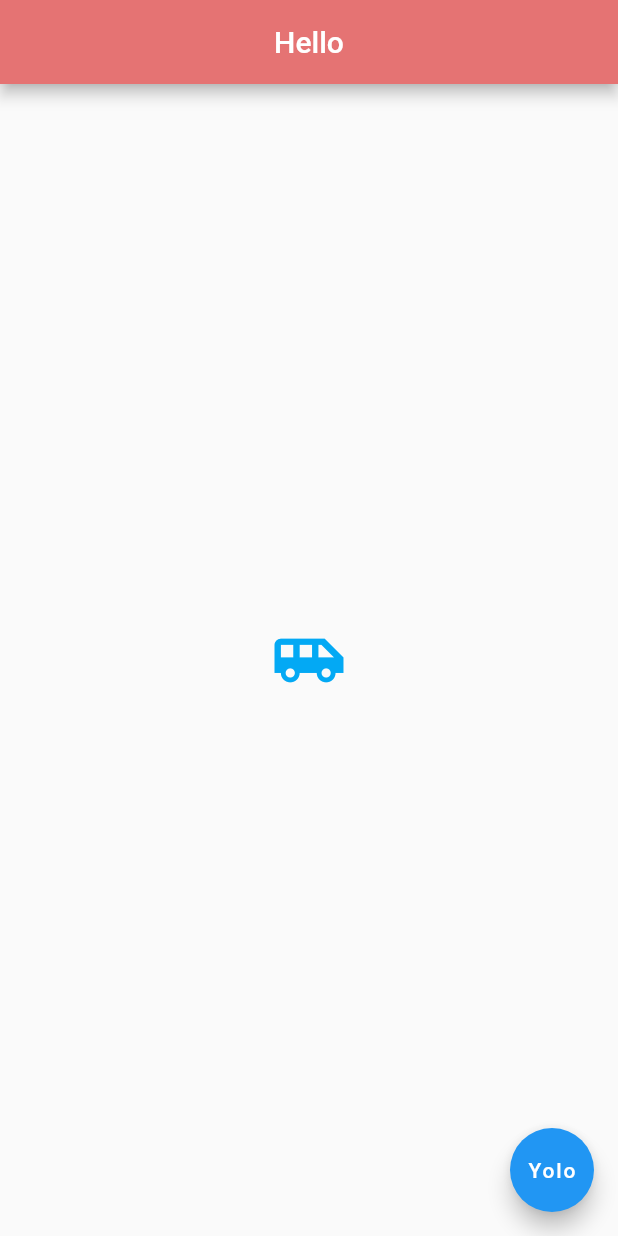
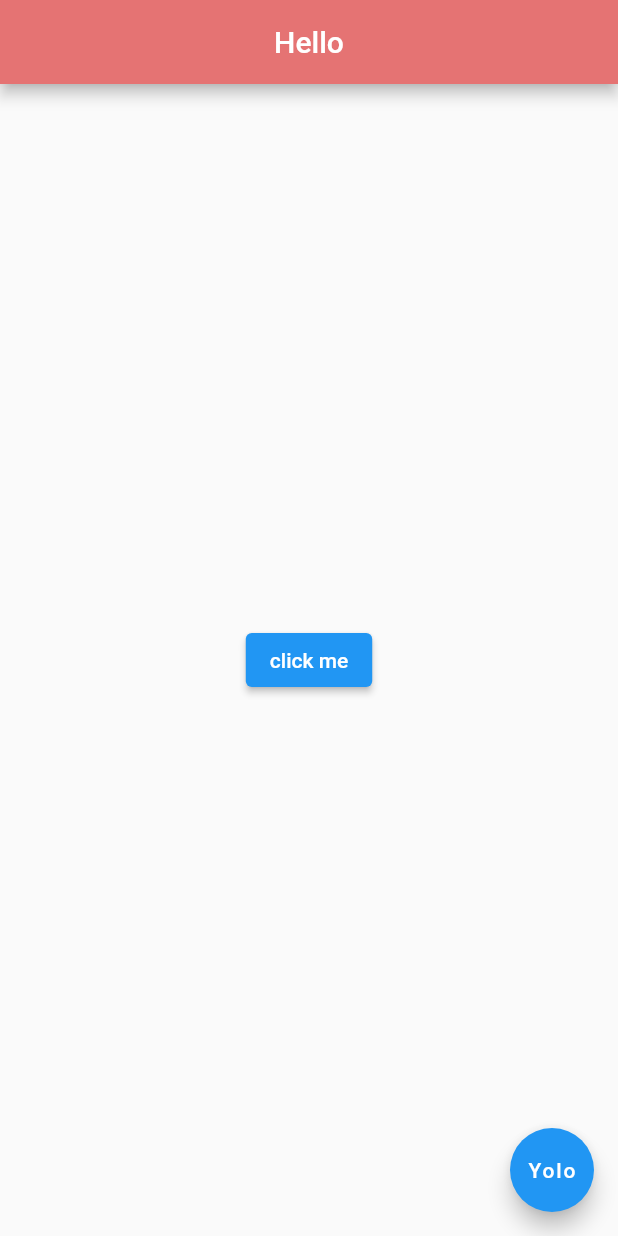
Before and after one commit to pewebdevelopment/Zen-Flutter-PlayGround, a Flutter app: the screen it shows after launch, on a phone screen of 412 x 824 dp. Run offline on Flutter 3.47's test engine with Material 2 defaults, Android fonts, the phone set to English and light mode, and no system bars; missing offline and left inert: dart:html.

Commit message:
Instead of RaisedButton 'ElevatedButton' Used

```diff
--- a/lib/main.dart
+++ b/lib/main.dart
@@ -15,11 +15,10 @@ class Home extends StatelessWidget {
         backgroundColor: Colors.red[300],
       ),
       body: Center(
-        child: Icon(
-          Icons.airport_shuttle,
-          color: Colors.lightBlue,
-          size: 50.0,
-        ),
+        child: ElevatedButton(
+          onPressed: () {},
+          child: Text('click me'),
+        ), // RaisedButton
       ),
       floatingActionButton: FloatingActionButton(
         child: Text("Yolo"),
```
